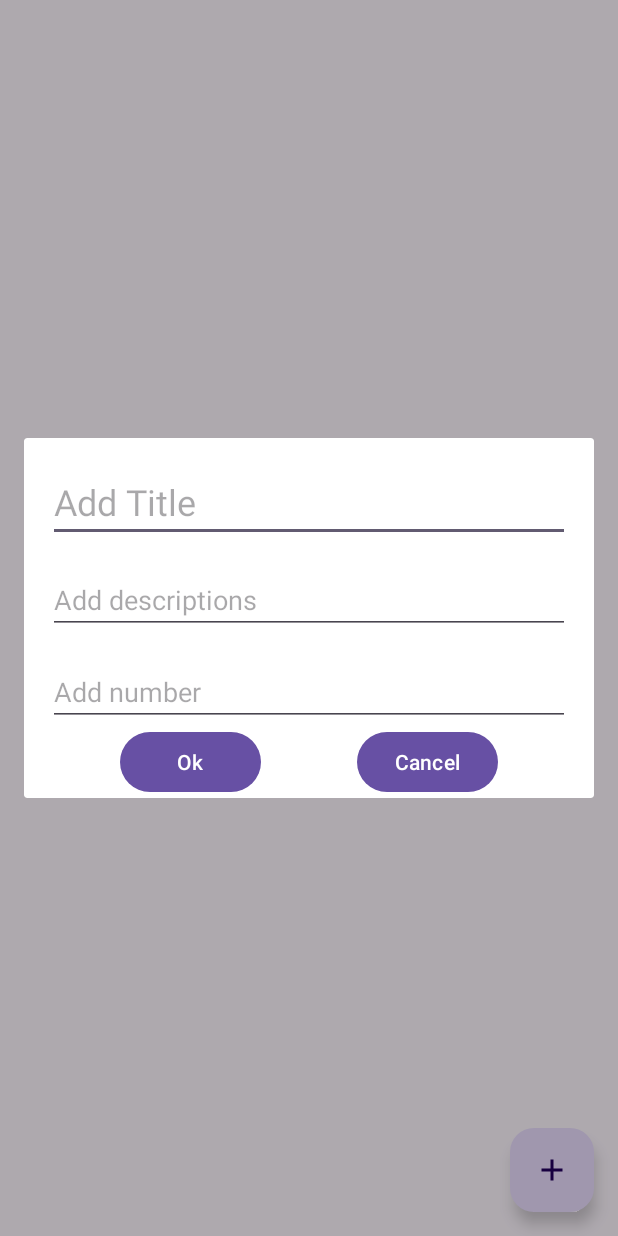
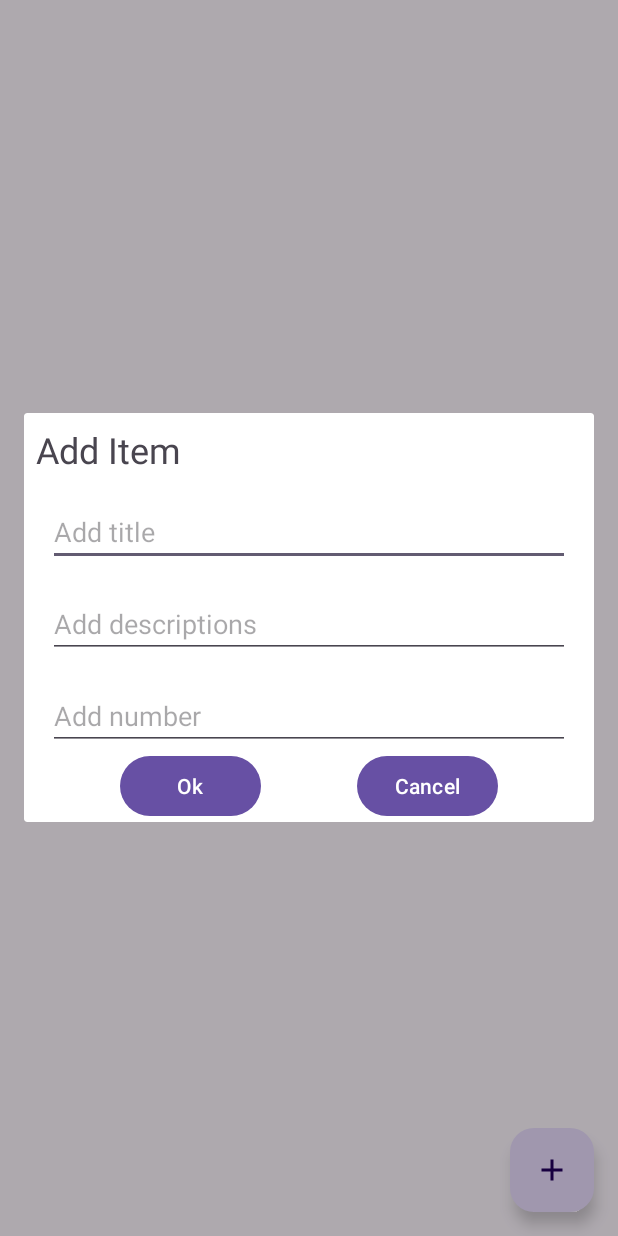
Before and after one commit to Lex8bit/ToDoList, an Android app: the screen it shows after launch (MainActivity), after a tap on an icon or button, on a phone screen of 412 x 824 dp. Run offline under Robolectric (Android 15) with nearby library versions, the phone set to English and light mode, and no system bars; our stand-ins replace Room's generated code.

Commit message:
Добавили функционал изменения ячейки

```diff
--- a/app/src/main/java/com/example/todolist/MainActivity.kt
+++ b/app/src/main/java/com/example/todolist/MainActivity.kt
@@ -39,7 +39,7 @@ class MainActivity : AppCompatActivity(), OnItemClick {
 
         fab.setOnClickListener(){
             /**ШАГ 1 Появление диалогового окна для сбора информации*/
-            val dialog = CustomDialog(this, true)
+            val dialog = CustomDialog(this, true, null)
             dialog.show()
         }
 
@@ -87,11 +87,14 @@ class MainActivity : AppCompatActivity(), OnItemClick {
         stubContainer.visibility = INVISIBLE
         recyclerview.visibility = VISIBLE
         db.todoDao().insertItem(item)
+    }fun  updateItem(item: ItemsViewModel) {
+        /** Обновление данных в БД*/
+        db.todoDao().updateItem(item)
     }
 
     override fun itemClicked(item: ItemsViewModel) {
         Log.d("testlog", "открыли ячейку для редактирования $item")
-        val dialog = CustomDialog(this, false)
+        val dialog = CustomDialog(this, false, item)
         dialog.show()
     }
 }
--- a/app/src/main/res/layout/dialog_template.xml
+++ b/app/src/main/res/layout/dialog_template.xml
@@ -4,14 +4,24 @@
     android:layout_height="match_parent"
     xmlns:app="http://schemas.android.com/apk/res-auto">
 
+    <TextView
+        android:id="@+id/dialog_lable"
+        android:layout_width="wrap_content"
+        android:layout_height="wrap_content"
+        android:text="Add Item"
+        android:textSize="24sp"
+        android:layout_margin="8dp"
+        app:layout_constraintTop_toTopOf="parent"
+        app:layout_constraintStart_toStartOf="parent"
+        />
+
     <EditText
         android:id="@+id/dialog_input_title"
         android:hint="@string/add_title"
-        android:textSize="24sp"
         android:layout_margin="16dp"
         android:layout_width="match_parent"
         android:layout_height="wrap_content"
-        app:layout_constraintTop_toTopOf="parent"
+        app:layout_constraintTop_toBottomOf="@+id/dialog_lable"
         app:layout_constraintStart_toStartOf="parent"
         app:layout_constraintEnd_toEndOf="parent"/>
     <EditText
--- a/app/src/main/res/values/strings.xml
+++ b/app/src/main/res/values/strings.xml
@@ -1,6 +1,6 @@
 <resources>
     <string name="app_name">ToDoList</string>
-    <string name="add_title">Add Title</string>
+    <string name="add_title">Add title</string>
     <string name="add_descriptions">Add descriptions</string>
     <string name="add_number">Add number</string>
     <string name="ok">Ok</string>
```
Also changed, not shown: app/src/main/java/com/example/todolist/CustomDialog.kt (+33 -7 lines).
